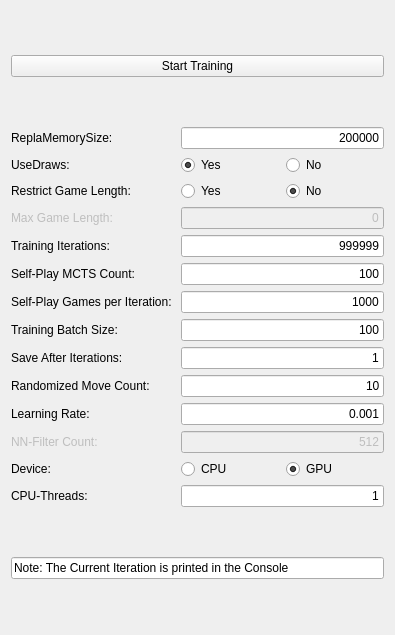
Before: the Qt Designer form Main/include/UI/Training.ui in Georg-S/AlphaZero, drawn with Qt 5.
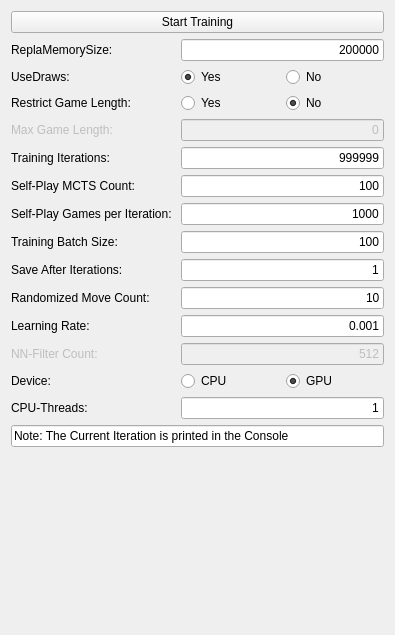
After: the same form once the commit is applied.

Commit message: On home button pressed, window gets now  forced to resize

```diff
--- a/Main/include/UI/Training.ui
+++ b/Main/include/UI/Training.ui
@@ -355,6 +355,19 @@
      </property>
     </widget>
    </item>
+   <item>
+    <spacer name="verticalSpacer">
+     <property name="orientation">
+      <enum>Qt::Vertical</enum>
+     </property>
+     <property name="sizeHint" stdset="0">
+      <size>
+       <width>20</width>
+       <height>40</height>
+      </size>
+     </property>
+    </spacer>
+   </item>
   </layout>
  </widget>
  <resources/>
```
The commit also changes 4 other files.
